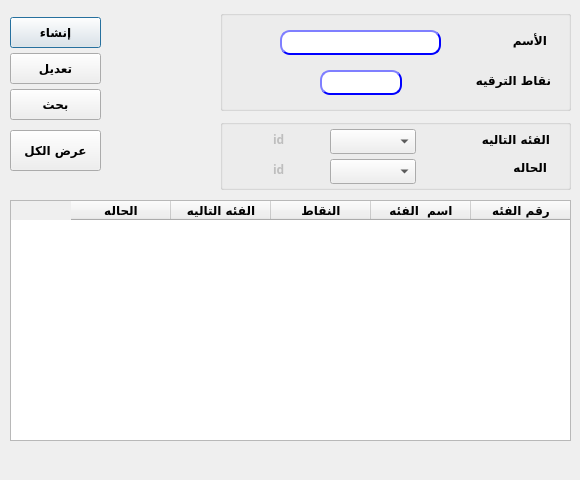
First picture: the form in presentation/loyalty_ui/createModifyCustTp.ui, repository shymaa123456/HyperPOS2020, before the edit.
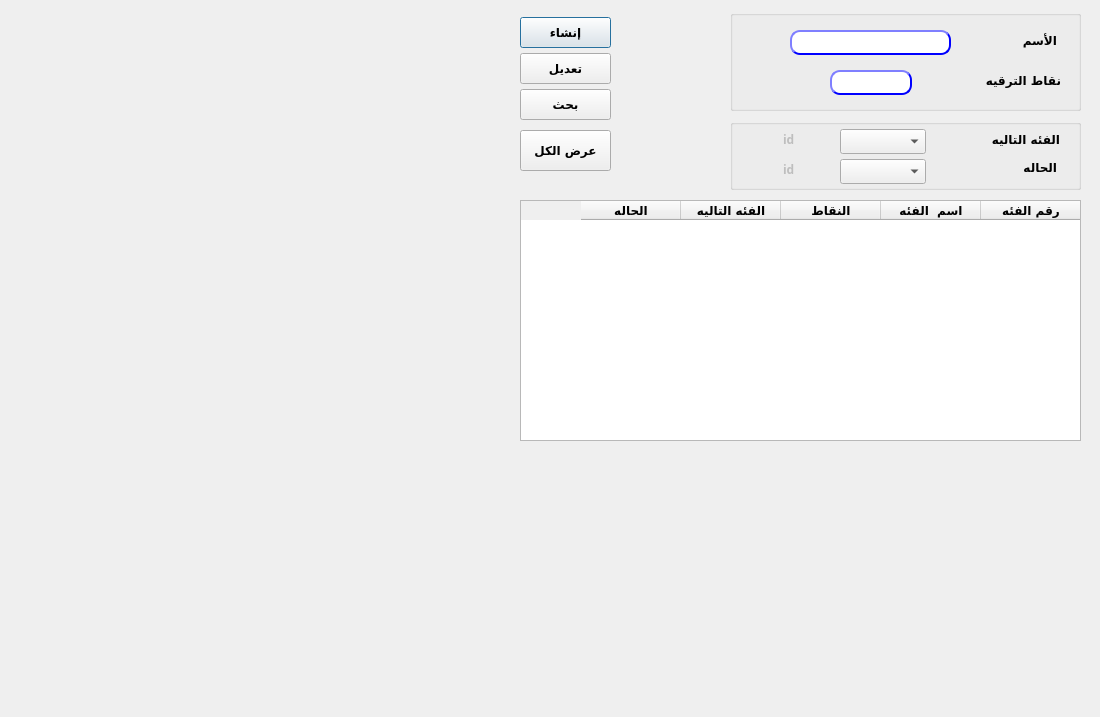
Second picture: the form after the edit.

Diff of the .ui file:
```diff
--- a/presentation/loyalty_ui/createModifyCustTp.ui
+++ b/presentation/loyalty_ui/createModifyCustTp.ui
@@ -6,20 +6,20 @@
    <rect>
     <x>0</x>
     <y>0</y>
-    <width>580</width>
-    <height>480</height>
+    <width>1100</width>
+    <height>717</height>
    </rect>
   </property>
   <property name="minimumSize">
    <size>
-    <width>580</width>
-    <height>480</height>
+    <width>1100</width>
+    <height>717</height>
    </size>
   </property>
   <property name="maximumSize">
    <size>
-    <width>580</width>
-    <height>480</height>
+    <width>1100</width>
+    <height>717</height>
    </size>
   </property>
   <property name="windowTitle">
@@ -28,7 +28,7 @@
   <widget class="QPushButton" name="BTN_createCustTp">
    <property name="geometry">
     <rect>
-     <x>10</x>
+     <x>520</x>
      <y>17</y>
      <width>91</width>
      <height>31</height>
@@ -52,7 +52,7 @@
   <widget class="QTableWidget" name="Qtable_custTP">
    <property name="geometry">
     <rect>
-     <x>10</x>
+     <x>520</x>
      <y>200</y>
      <width>561</width>
      <height>241</height>
@@ -107,7 +107,7 @@
   <widget class="QPushButton" name="BTN_searchCustTp">
    <property name="geometry">
     <rect>
-     <x>10</x>
+     <x>520</x>
      <y>89</y>
      <width>91</width>
      <height>31</height>
@@ -131,7 +131,7 @@
   <widget class="QPushButton" name="BTN_modifyCustTp">
    <property name="geometry">
     <rect>
-     <x>10</x>
+     <x>520</x>
      <y>53</y>
      <width>91</width>
      <height>31</height>
@@ -158,7 +158,7 @@
    </property>
    <property name="geometry">
     <rect>
-     <x>220</x>
+     <x>730</x>
      <y>30</y>
      <width>31</width>
      <height>20</height>
@@ -179,7 +179,7 @@
   <widget class="QPushButton" name="BTN_searchCustTp_all">
    <property name="geometry">
     <rect>
-     <x>10</x>
+     <x>520</x>
      <y>130</y>
      <width>91</width>
      <height>41</height>
@@ -203,7 +203,7 @@
   <widget class="QGroupBox" name="groupBox">
    <property name="geometry">
     <rect>
-     <x>220</x>
+     <x>730</x>
      <y>10</y>
      <width>351</width>
      <height>101</height>
@@ -356,7 +356,7 @@
   <widget class="QGroupBox" name="groupBox_2">
    <property name="geometry">
     <rect>
-     <x>220</x>
+     <x>730</x>
      <y>119</y>
      <width>351</width>
      <height>71</height>
```
Left out of the diff: 2 changed lines with no effect on the pictures.
